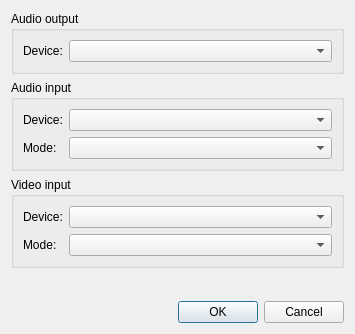
Before: the Qt Designer form config.ui in psi-im/psimedia, drawn with Qt 5.
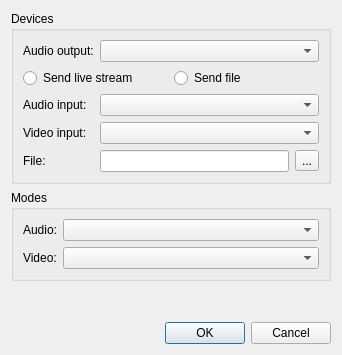
After: the same form once the commit is applied.

Diff of the .ui file:
```diff
--- a/config.ui
+++ b/config.ui
@@ -5,8 +5,8 @@
    <rect>
     <x>0</x>
     <y>0</y>
-    <width>355</width>
-    <height>334</height>
+    <width>338</width>
+    <height>355</height>
    </rect>
   </property>
   <property name="windowTitle" >
@@ -16,47 +16,52 @@
    <item>
     <widget class="QGroupBox" name="gb_audioOut" >
      <property name="title" >
-      <string>Audio output</string>
-     </property>
-     <layout class="QVBoxLayout" >
-      <item>
-       <layout class="QHBoxLayout" >
-        <item>
-         <widget class="QLabel" name="label" >
-          <property name="text" >
-           <string>Device:</string>
-          </property>
-         </widget>
-        </item>
-        <item>
-         <widget class="QComboBox" name="cb_audioOutDevice" >
-          <property name="sizePolicy" >
-           <sizepolicy vsizetype="Fixed" hsizetype="Expanding" >
-            <horstretch>0</horstretch>
-            <verstretch>0</verstretch>
-           </sizepolicy>
-          </property>
-         </widget>
-        </item>
-       </layout>
-      </item>
-     </layout>
-    </widget>
-   </item>
-   <item>
-    <widget class="QGroupBox" name="gb_audioIn" >
-     <property name="title" >
-      <string>Audio input</string>
+      <string>Devices</string>
      </property>
      <layout class="QGridLayout" >
       <item row="0" column="0" >
-       <widget class="QLabel" name="label_3" >
+       <widget class="QLabel" name="label" >
         <property name="text" >
-         <string>Device:</string>
+         <string>Audio output:</string>
         </property>
        </widget>
       </item>
       <item row="0" column="1" >
+       <widget class="QComboBox" name="cb_audioOutDevice" >
+        <property name="sizePolicy" >
+         <sizepolicy vsizetype="Fixed" hsizetype="Expanding" >
+          <horstretch>0</horstretch>
+          <verstretch>0</verstretch>
+         </sizepolicy>
+        </property>
+       </widget>
+      </item>
+      <item row="1" column="0" colspan="2" >
+       <layout class="QHBoxLayout" >
+        <item>
+         <widget class="QRadioButton" name="rb_sendLive" >
+          <property name="text" >
+           <string>Send live stream</string>
+          </property>
+         </widget>
+        </item>
+        <item>
+         <widget class="QRadioButton" name="rb_sendFile" >
+          <property name="text" >
+           <string>Send file</string>
+          </property>
+         </widget>
+        </item>
+       </layout>
+      </item>
+      <item row="2" column="0" >
+       <widget class="QLabel" name="lb_audioInDevice" >
+        <property name="text" >
+         <string>Audio input:</string>
+        </property>
+       </widget>
+      </item>
+      <item row="2" column="1" >
        <widget class="QComboBox" name="cb_audioInDevice" >
         <property name="sizePolicy" >
          <sizepolicy vsizetype="Fixed" hsizetype="Expanding" >
@@ -66,40 +71,14 @@
         </property>
        </widget>
       </item>
-      <item row="1" column="0" >
-       <widget class="QLabel" name="lb_audioInMode" >
+      <item row="3" column="0" >
+       <widget class="QLabel" name="lb_videoInDevice" >
         <property name="text" >
-         <string>Mode:</string>
+         <string>Video input:</string>
         </property>
        </widget>
       </item>
-      <item row="1" column="1" >
-       <widget class="QComboBox" name="cb_audioInMode" >
-        <property name="sizePolicy" >
-         <sizepolicy vsizetype="Fixed" hsizetype="Expanding" >
-          <horstretch>0</horstretch>
-          <verstretch>0</verstretch>
-         </sizepolicy>
-        </property>
-       </widget>
-      </item>
-     </layout>
-    </widget>
-   </item>
-   <item>
-    <widget class="QGroupBox" name="gb_videoIn" >
-     <property name="title" >
-      <string>Video input</string>
-     </property>
-     <layout class="QGridLayout" >
-      <item row="0" column="0" >
-       <widget class="QLabel" name="label_5" >
-        <property name="text" >
-         <string>Device:</string>
-        </property>
-       </widget>
-      </item>
-      <item row="0" column="1" >
+      <item row="3" column="1" >
        <widget class="QComboBox" name="cb_videoInDevice" >
         <property name="sizePolicy" >
          <sizepolicy vsizetype="Fixed" hsizetype="Expanding" >
@@ -109,10 +88,57 @@
         </property>
        </widget>
       </item>
+      <item row="4" column="0" >
+       <widget class="QLabel" name="lb_file" >
+        <property name="text" >
+         <string>File:</string>
+        </property>
+       </widget>
+      </item>
+      <item row="4" column="1" >
+       <layout class="QHBoxLayout" >
+        <item>
+         <widget class="QLineEdit" name="le_file" />
+        </item>
+        <item>
+         <widget class="QToolButton" name="tb_file" >
+          <property name="text" >
+           <string>...</string>
+          </property>
+         </widget>
+        </item>
+       </layout>
+      </item>
+     </layout>
+    </widget>
+   </item>
+   <item>
+    <widget class="QGroupBox" name="gb_modes" >
+     <property name="title" >
+      <string>Modes</string>
+     </property>
+     <layout class="QGridLayout" >
+      <item row="0" column="0" >
+       <widget class="QLabel" name="lb_audioMode" >
+        <property name="text" >
+         <string>Audio:</string>
+        </property>
+       </widget>
+      </item>
+      <item row="0" column="1" >
+       <widget class="QComboBox" name="cb_audioMode" >
+        <property name="sizePolicy" >
+         <sizepolicy vsizetype="Fixed" hsizetype="Expanding" >
+          <horstretch>0</horstretch>
+          <verstretch>0</verstretch>
+         </sizepolicy>
+        </property>
+       </widget>
+      </item>
       <item row="1" column="0" >
        <widget class="QLabel" name="lb_videoInMode" >
         <property name="text" >
-         <string>Mode:</string>
+         <string>Video:</string>
         </property>
        </widget>
       </item>
@@ -136,8 +162,8 @@
      </property>
      <property name="sizeHint" >
       <size>
-       <width>20</width>
-       <height>71</height>
+       <width>320</width>
+       <height>81</height>
       </size>
      </property>
     </spacer>
```
Left out of the diff: 17 changed lines with no effect on the pictures.
